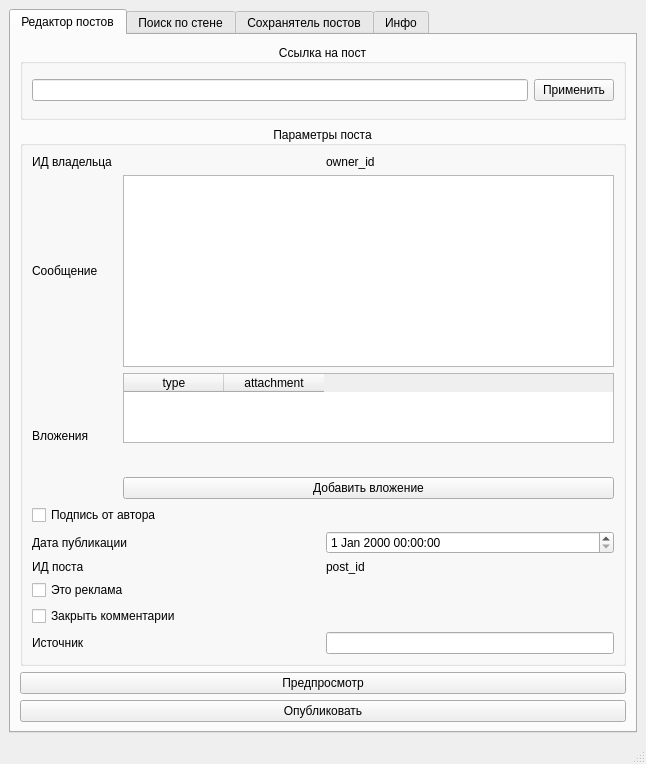
Atronar/VKStuff, file design.ui: the form before one commit.
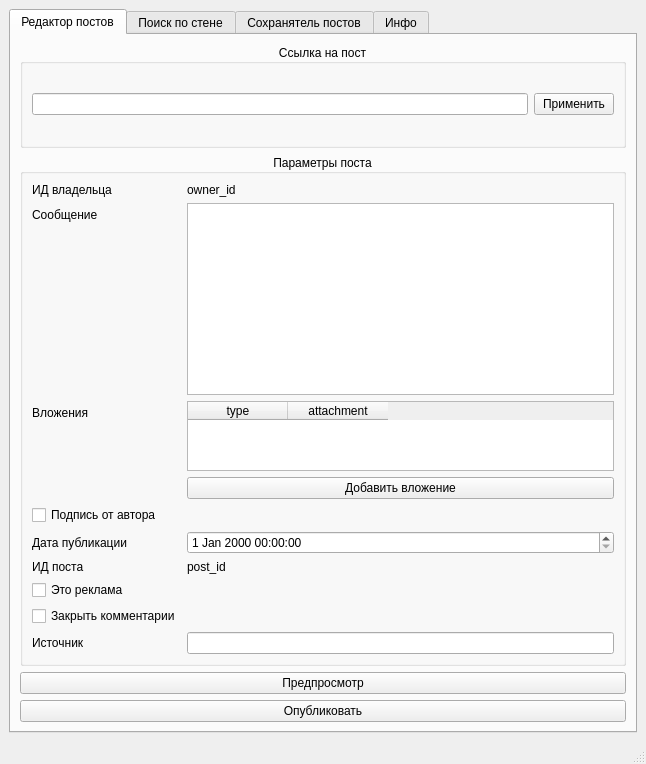
The form after the commit. The open tabs and pages were chosen to show the change.

Commit message: Оптимизация слоёв

Diff of the .ui file:
```diff
--- a/design.ui
+++ b/design.ui
@@ -58,10 +58,8 @@
           <property name="alignment">
            <set>Qt::AlignCenter</set>
           </property>
-          <layout class="QVBoxLayout" name="verticalLayout_2">
-           <item>
-            <layout class="QHBoxLayout" name="vked_owner_idLayout">
-             <item>
+          <layout class="QFormLayout" name="formLayout_2">
+           <item row="0" column="0">
               <widget class="QLabel" name="vked_owner_idLabel">
                <property name="toolTip">
                 <string>owner_id</string>
@@ -71,21 +69,14 @@
                </property>
               </widget>
              </item>
-             <item>
+           <item row="0" column="1">
               <widget class="QLabel" name="vked_owner_id">
                <property name="text">
                 <string>owner_id</string>
                </property>
               </widget>
              </item>
-            </layout>
-           </item>
-           <item>
-            <layout class="QHBoxLayout" name="vked_messageLayout">
-             <property name="spacing">
-              <number>25</number>
-             </property>
-             <item>
+           <item row="1" column="0">
               <widget class="QLabel" name="vked_messageLabel">
                <property name="toolTip">
                 <string>message</string>
@@ -95,7 +86,7 @@
                </property>
               </widget>
              </item>
-             <item>
+           <item row="1" column="1">
               <widget class="QTextEdit" name="vked_message">
                <property name="sizePolicy">
                 <sizepolicy hsizetype="Expanding" vsizetype="Preferred">
@@ -112,22 +103,12 @@
                <property name="acceptDrops">
                 <bool>true</bool>
                </property>
-              </widget>
-             </item>
-            </layout>
-           </item>
-           <item>
-            <layout class="QHBoxLayout" name="vked_attachmentsLayout">
-             <property name="spacing">
-              <number>34</number>
-             </property>
-             <property name="sizeConstraint">
-              <enum>QLayout::SetDefaultConstraint</enum>
-             </property>
-             <property name="rightMargin">
-              <number>0</number>
-             </property>
-             <item>
+             <property name="acceptRichText">
+              <bool>false</bool>
+             </property>
+            </widget>
+           </item>
+           <item row="2" column="0">
               <widget class="QLabel" name="vked_attachmenntsLabel">
                <property name="sizePolicy">
                 <sizepolicy hsizetype="Preferred" vsizetype="Preferred">
@@ -143,7 +124,7 @@
                </property>
               </widget>
              </item>
-             <item>
+           <item row="2" column="1">
               <layout class="QVBoxLayout" name="verticalLayout_3">
                <item>
                 <widget class="QTableWidget" name="vked_attachments">
@@ -213,9 +194,7 @@
                </item>
               </layout>
              </item>
-            </layout>
-           </item>
-           <item>
+           <item row="3" column="0">
             <widget class="QCheckBox" name="vked_signed_2">
              <property name="toolTip">
               <string>signed</string>
@@ -225,9 +204,7 @@
              </property>
             </widget>
            </item>
-           <item>
-            <layout class="QHBoxLayout" name="vked_publish_dateLayout">
-             <item>
+           <item row="4" column="0">
               <widget class="QLabel" name="vked_publish_dateLabel">
                <property name="toolTip">
                 <string>publish_date</string>
@@ -237,14 +214,10 @@
                </property>
               </widget>
              </item>
-             <item>
+           <item row="4" column="1">
               <widget class="QDateTimeEdit" name="vked_publish_date"/>
              </item>
-            </layout>
-           </item>
-           <item>
-            <layout class="QHBoxLayout" name="vked_post_idLayout">
-             <item>
+           <item row="5" column="0">
               <widget class="QLabel" name="vked_post_idLabel">
                <property name="toolTip">
                 <string>post_id</string>
@@ -254,7 +227,7 @@
                </property>
               </widget>
              </item>
-             <item>
+           <item row="5" column="1">
               <widget class="QLabel" name="vked_post_id">
                <property name="text">
                 <string>post_id</string>
@@ -264,9 +237,7 @@
                </property>
               </widget>
              </item>
-            </layout>
-           </item>
-           <item>
+           <item row="6" column="0">
             <widget class="QCheckBox" name="vked_mark_as_ads">
              <property name="toolTip">
               <string>mark_as_ads</string>
@@ -276,7 +247,7 @@
              </property>
             </widget>
            </item>
-           <item>
+           <item row="7" column="0">
             <widget class="QCheckBox" name="vked_close_comments">
              <property name="toolTip">
               <string>close_comments</string>
@@ -286,9 +257,7 @@
              </property>
             </widget>
            </item>
-           <item>
-            <layout class="QHBoxLayout" name="vked_copyrightLayout">
-             <item>
+           <item row="8" column="0">
               <widget class="QLabel" name="vked_copyrightLabel">
                <property name="toolTip">
                 <string>copyright</string>
@@ -298,7 +267,7 @@
                </property>
               </widget>
              </item>
-             <item>
+           <item row="8" column="1">
               <widget class="QLineEdit" name="vked_copyright">
                <property name="sizePolicy">
                 <sizepolicy hsizetype="Preferred" vsizetype="Fixed">
@@ -309,8 +278,6 @@
               </widget>
              </item>
             </layout>
-           </item>
-          </layout>
          </widget>
         </item>
         <item>
```
Left out of the diff: 8 changed lines with no effect on the pictures. Lines whose indentation alone changed are shown as unchanged. The commit also changes 1 other file.
